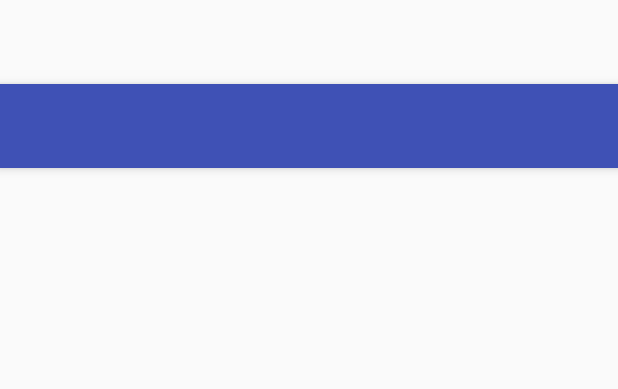
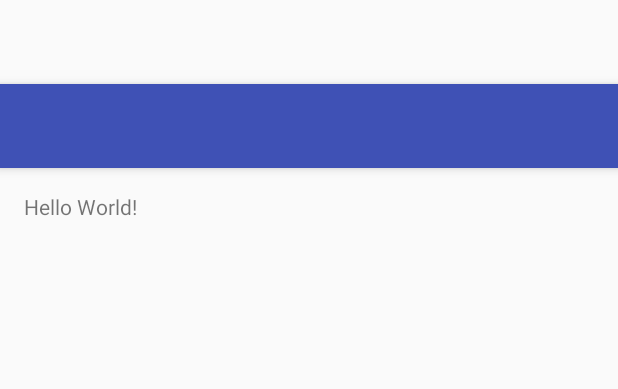
Before and after one commit to safejrz/IntelligentAreaMapping, an Android app: the layout app_bar_main.xml on its own in the app's theme, with its tools: preview values and no code run, on a phone screen of 412 x 824 dp. Shown: the top 389 px of the screen. Run offline under Robolectric (Android 15) with nearby library versions, the phone set to English and light mode, and no system bars.

Commit message:
- Rolled back content_main.xml to make changes from here

```diff
--- a/app/src/main/res/layout/content_main.xml
+++ b/app/src/main/res/layout/content_main.xml
@@ -1,10 +1,19 @@
 <?xml version="1.0" encoding="utf-8"?>
-<LinearLayout xmlns:app="http://schemas.android.com/apk/res-auto"
-    xmlns:android="http://schemas.android.com/apk/res/android"
-    android:layout_height="fill_parent"
-    android:layout_width="fill_parent"
-    android:orientation="vertical">
+<RelativeLayout xmlns:android="http://schemas.android.com/apk/res/android"
+    xmlns:app="http://schemas.android.com/apk/res-auto"
+    xmlns:tools="http://schemas.android.com/tools"
+    android:layout_width="match_parent"
+    android:layout_height="match_parent"
+    android:paddingBottom="@dimen/activity_vertical_margin"
+    android:paddingLeft="@dimen/activity_horizontal_margin"
+    android:paddingRight="@dimen/activity_horizontal_margin"
+    android:paddingTop="@dimen/activity_vertical_margin"
+    app:layout_behavior="@string/appbar_scrolling_view_behavior"
+    tools:context="com.iam.myapplication.MainActivity"
+    tools:showIn="@layout/app_bar_main">
 
-
-
-</LinearLayout>
+    <TextView
+        android:layout_width="wrap_content"
+        android:layout_height="wrap_content"
+        android:text="Hello World!" />
+</RelativeLayout>
```
